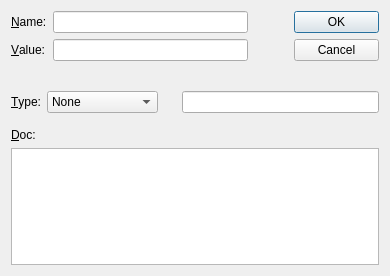
jkotan/nexdatas.configtool, file ndtsconfigtool/richattributedlg.ui: the form before one commit.
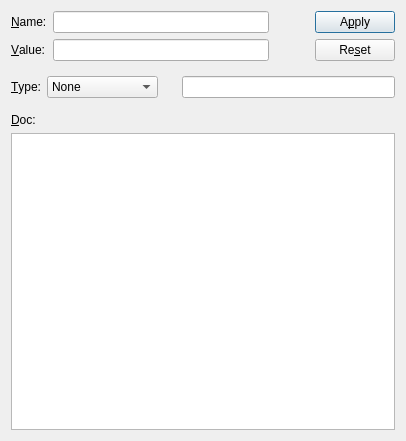
The form after the commit.

Diff of the .ui file:
```diff
--- a/ndtsconfigtool/richattributedlg.ui
+++ b/ndtsconfigtool/richattributedlg.ui
@@ -6,8 +6,8 @@
    <rect>
     <x>0</x>
     <y>0</y>
-    <width>390</width>
-    <height>276</height>
+    <width>406</width>
+    <height>441</height>
    </rect>
   </property>
   <property name="minimumSize">
@@ -21,12 +21,9 @@
   </property>
   <layout class="QGridLayout" name="gridLayout">
    <item row="0" column="0">
-    <layout class="QVBoxLayout" name="verticalLayout_2">
+    <layout class="QVBoxLayout" name="verticalLayout_3">
      <item>
       <layout class="QHBoxLayout" name="horizontalLayout_2">
-       <property name="sizeConstraint">
-        <enum>QLayout::SetDefaultConstraint</enum>
-       </property>
        <item>
         <layout class="QFormLayout" name="formLayout">
          <property name="sizeConstraint">
@@ -83,32 +80,22 @@
         </spacer>
        </item>
        <item>
-        <widget class="QDialogButtonBox" name="buttonBox">
-         <property name="enabled">
-          <bool>true</bool>
-         </property>
-         <property name="sizePolicy">
-          <sizepolicy hsizetype="Fixed" vsizetype="Fixed">
-           <horstretch>0</horstretch>
-           <verstretch>0</verstretch>
-          </sizepolicy>
-         </property>
-         <property name="minimumSize">
-          <size>
-           <width>85</width>
-           <height>65</height>
-          </size>
-         </property>
-         <property name="orientation">
-          <enum>Qt::Vertical</enum>
-         </property>
-         <property name="standardButtons">
-          <set>QDialogButtonBox::Cancel|QDialogButtonBox::Ok</set>
-         </property>
-         <property name="centerButtons">
-          <bool>false</bool>
-         </property>
-        </widget>
+        <layout class="QVBoxLayout" name="verticalLayout_2">
+         <item>
+          <widget class="QPushButton" name="applyPushButton">
+           <property name="text">
+            <string>A&amp;pply</string>
+           </property>
+          </widget>
+         </item>
+         <item>
+          <widget class="QPushButton" name="resetPushButton">
+           <property name="text">
+            <string>Re&amp;set</string>
+           </property>
+          </widget>
+         </item>
+        </layout>
        </item>
       </layout>
      </item>
```
Left out of the diff: 40 changed lines with no effect on the pictures.
